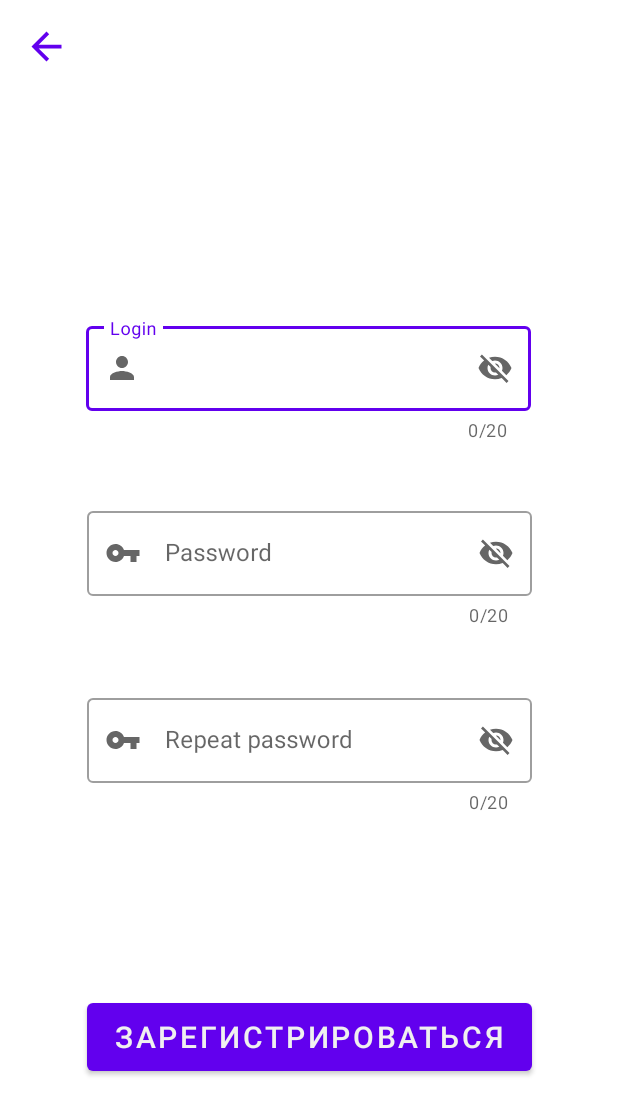
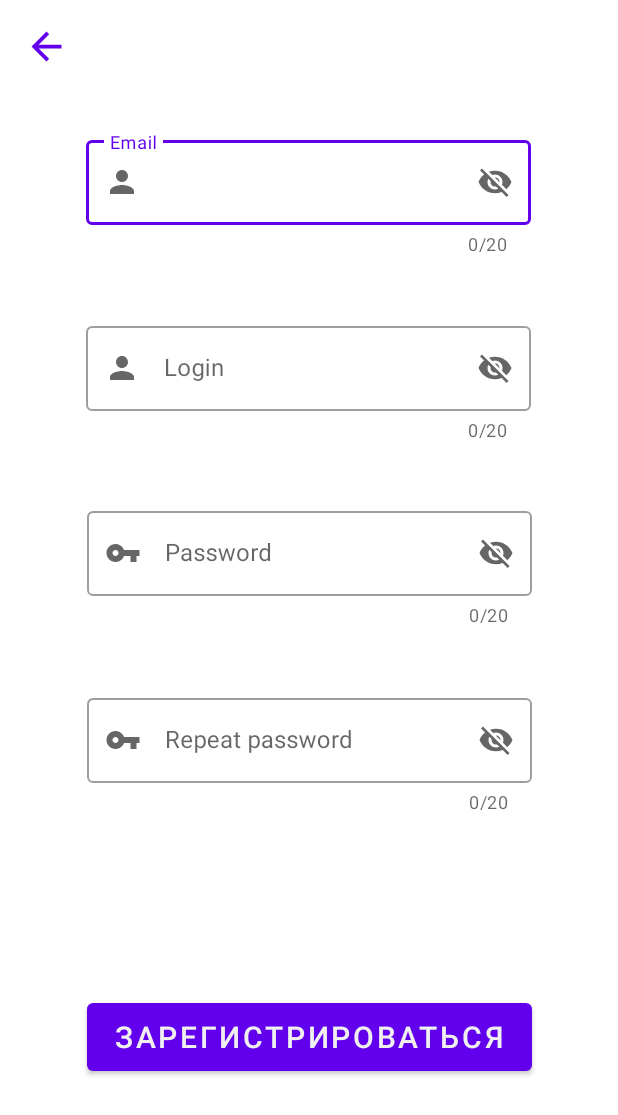
Before and after one commit to GreenpixDev/ShiftAndroid, an Android app: the MainActivity screen opened directly, with no data from a screen before it, after a tap on "ЗАРЕГИСТРИРОВАТЬСЯ", on a phone screen of 412 x 824 dp. Shown: the top 1115 px of the screen. Run offline under Robolectric (Android 15) with nearby library versions, the phone set to English and light mode, and no system bars.

Commit message:
Fix code style

```diff
--- a/app/src/main/java/ru/cft/shift/scheduler/MainActivity.kt
+++ b/app/src/main/java/ru/cft/shift/scheduler/MainActivity.kt
@@ -11,15 +11,19 @@ import androidx.core.view.GestureDetectorCompat
 import com.google.android.material.textfield.TextInputLayout
 import ru.cft.shift.scheduler.databinding.ActivityMainBinding
 
-private lateinit var binding: ActivityMainBinding
-//private lateinit var detector: GestureDetectorCompat
+class MainActivity : AppCompatActivity() {
+    private lateinit var binding: ActivityMainBinding
 
-class MainActivity : AppCompatActivity() {
+    private companion object {
+        val PASSWORD_REGEX = Regex("""^(?=.*\d)(?=.*[a-z])(?=.*[A-Z])(?!.*\s).*${'$'}""")
+        val LOGIN_REGEX = Regex("""^(?=.*\d)(?=.*[a-z])(?=.*[A-Z])(?!.*\s).*${'$'}""")
+    }
 
     override fun onCreate(savedInstanceState: Bundle?) {
         super.onCreate(savedInstanceState)
-        setContentView(R.layout.activity_main)
+
         binding = ActivityMainBinding.inflate(layoutInflater)
+
         setContentView(binding.root)
 
         binding.buttonInput.setOnClickListener {
@@ -27,47 +31,40 @@ class MainActivity : AppCompatActivity() {
         }
 
         binding.buttonInviteToRegistration.setOnClickListener {
-            var intent = Intent(MainActivity@this, RegistrationActivity::class.java)
-            startActivity(intent)
+            intentToRegisrationActivity()
         }
-
-
     }
 
     private fun dataChecker() {
-        """^(?=.*\d)(?=.*[a-z])(?=.*[A-Z])(?!.*\s).*${'$'}""".toRegex() //регулярка для пароля
-        """^[a-zA-Z][a-zA-Z0-9-_\.]{1,20}${'$'}""".toRegex() //регулярка для логина
+        val passwordString = binding.password.text.toString()
+        val loginString = binding.login.text.toString()
 
-        var passwordString = binding.password.text.toString()
-        var loginString = binding.login.text.toString()
-
-        if ((!passwordString.matches(Regex("""^(?=.*\d)(?=.*[a-z])(?=.*[A-Z])(?!.*\s).*${'$'}""")))) {
+        if (!passwordString.matches(PASSWORD_REGEX)) {
             val passwordErrorToast = Toast.makeText(
                 this,
-                "Пароль должен содержать строчные и прописные латинские буквы, цифры",
+                R.string.PASSWORD_ERROR_MESSAGE,
                 Toast.LENGTH_LONG
             )
             passwordErrorToast.setGravity(Gravity.TOP, 0, 0)
             passwordErrorToast.show()
+
+            return
         }
 
-        if ((!loginString.matches(Regex("""^[a-zA-Z][a-zA-Z0-9-_\.]{1,20}${'$'}""")))) {
+        if (!loginString.matches(LOGIN_REGEX)) {
             val loginErrorToast = Toast.makeText(
                 this,
-                "Логин должен состоять из букв и цифр, первый символ обязательно буква, ограничение 20 символов",
+                R.string.LOGIN_ERROR_MESSAGE,
                 Toast.LENGTH_LONG
             )
 
             loginErrorToast.setGravity(Gravity.TOP, 0, 0)
             loginErrorToast.show()
         }
-
     }
 
-
-
+    private fun intentToRegisrationActivity() {
+        val intent = Intent(MainActivity@this, RegistrationActivity::class.java)
+        startActivity(intent)
+    }
 }
-
-private fun TextInputLayout.onSwipeRight() {
-    binding.password.setText("")
-}
--- a/app/src/main/res/layout/activity_main.xml
+++ b/app/src/main/res/layout/activity_main.xml
@@ -101,7 +101,7 @@
         android:id="@+id/buttonInput"
         android:layout_width="0dp"
         android:layout_height="0dp"
-        android:text="Войти"
+        android:text="@string/login"
         app:autoSizePresetSizes="@array/autosize_text_sizes"
         app:autoSizeTextType="uniform"
         app:layout_constraintBottom_toBottomOf="parent"
@@ -136,7 +136,7 @@
         android:id="@+id/buttonInviteToRegistration"
         android:layout_width="0dp"
         android:layout_height="0dp"
-        android:text="Зарегистрироваться"
+        android:text="@string/registration"
         app:autoSizePresetSizes="@array/autosize_text_sizes"
         app:autoSizeTextType="uniform"
         app:layout_constraintBottom_toBottomOf="parent"
@@ -154,7 +154,7 @@
         android:id="@+id/forgottPasswod"
         android:layout_width="0dp"
         android:layout_height="0dp"
-        android:text="Забыли пароль?"
+        android:text="@string/forgot_password"
         android:textAlignment="center"
         app:autoSizePresetSizes="@array/autosize_text_sizes"
         app:autoSizeTextType="uniform"
--- a/app/src/main/res/layout/activity_registration.xml
+++ b/app/src/main/res/layout/activity_registration.xml
@@ -5,6 +5,37 @@
     android:layout_width="match_parent"
     android:layout_height="match_parent"
     tools:context=".RegistrationActivity">
+
+    <com.google.android.material.textfield.TextInputLayout
+        android:id="@+id/textInputLayoutEmail"
+        style="@style/Widget.MaterialComponents.TextInputLayout.OutlinedBox"
+        android:layout_width="0dp"
+        android:layout_height="0dp"
+        app:counterEnabled="true"
+        app:counterMaxLength="20"
+        app:endIconMode="password_toggle"
+        app:layout_constraintBottom_toTopOf="@+id/textInputLayoutLogin"
+        app:layout_constraintEnd_toEndOf="parent"
+        app:layout_constraintHeight_default="percent"
+        app:layout_constraintHeight_percent="0.15"
+        app:layout_constraintHorizontal_bias="0.495"
+        app:layout_constraintStart_toStartOf="parent"
+        app:layout_constraintTop_toTopOf="parent"
+        app:layout_constraintVertical_bias="1.0"
+        app:layout_constraintWidth_default="percent"
+        app:layout_constraintWidth_percent="0.72"
+        app:startIconDrawable="@drawable/ic_baseline_person_24">
+
+        <com.google.android.material.textfield.TextInputEditText
+            android:id="@+id/email"
+            android:layout_width="match_parent"
+            android:layout_height="wrap_content"
+            android:hint="Email"
+            android:inputType="text"
+            app:autoSizePresetSizes="@array/autosize_text_sizes"
+            app:autoSizeTextType="uniform" />
+    </com.google.android.material.textfield.TextInputLayout>
+
     <com.google.android.material.textfield.TextInputLayout
         android:id="@+id/textInputLayoutLogin"
         style="@style/Widget.MaterialComponents.TextInputLayout.OutlinedBox"
@@ -99,7 +130,7 @@
         android:id="@+id/buttonInviteToRegistration"
         android:layout_width="0dp"
         android:layout_height="0dp"
-        android:text="Зарегистрироваться"
+        android:text="@string/registration"
         app:autoSizePresetSizes="@array/autosize_text_sizes"
         app:autoSizeTextType="uniform"
         app:layout_constraintBottom_toBottomOf="parent"
--- a/app/src/main/res/values/strings.xml
+++ b/app/src/main/res/values/strings.xml
@@ -23,4 +23,12 @@
     <string name="share">Поделиться</string>
     <string name="edit">Редактировать</string>
     <string name="delete">Удалить</string>
+
+    <string name="PASSWORD_ERROR_MESSAGE">Пароль должен содержать строчные и прописные латинские буквы, цифры</string>
+    <string name="LOGIN_ERROR_MESSAGE">Логин должен состоять из букв и цифр, первый символ обязательно буква, ограничение 20 символов</string>
+
+    <string name="registration">Зарегистрироваться</string>
+    <string name="login">Войти</string>
+    <string name="forgot_password">Забыли пароль?</string>
+
 </resources>
```
Also changed, not shown: app/src/main/java/ru/cft/shift/scheduler/EventActivity.kt (+12 -11 lines), app/src/main/java/ru/cft/shift/scheduler/RegistrationActivity.kt (+5 -3 lines).
